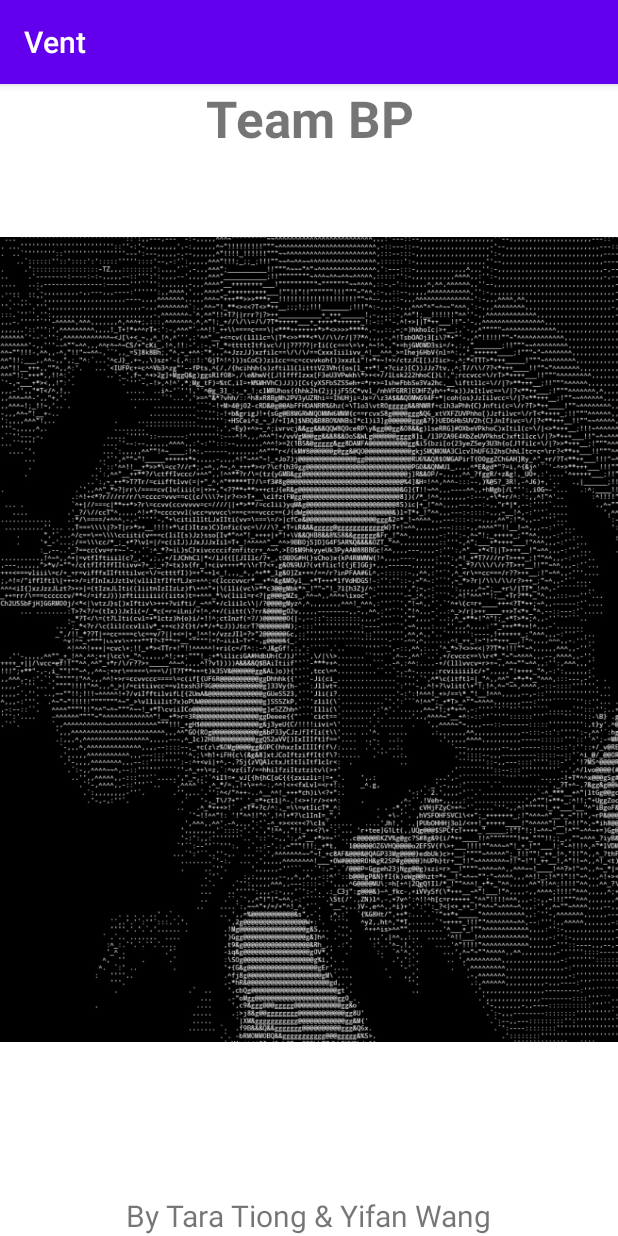
After one commit to Gymhgy/Vent, an Android app: the InfoActivity screen opened directly, with no data from a screen before it, on a phone screen of 412 x 824 dp. The commit adds this screen. Run offline under Robolectric (Android 15) with nearby library versions, the phone set to English and light mode, and no system bars.

Commit message:
team update

```diff
--- /dev/null
+++ b/app/src/main/java/com/example/vent/InfoActivity.java
@@ -0,0 +1,14 @@
+package com.example.vent;
+
+import androidx.appcompat.app.AppCompatActivity;
+
+import android.os.Bundle;
+
+public class InfoActivity extends AppCompatActivity {
+
+    @Override
+    protected void onCreate(Bundle savedInstanceState) {
+        super.onCreate(savedInstanceState);
+        setContentView(R.layout.activity_info);
+    }
+}
--- /dev/null
+++ b/app/src/main/res/layout/activity_info.xml
@@ -0,0 +1,42 @@
+<?xml version="1.0" encoding="utf-8"?>
+<androidx.constraintlayout.widget.ConstraintLayout xmlns:android="http://schemas.android.com/apk/res/android"
+    xmlns:app="http://schemas.android.com/apk/res-auto"
+    xmlns:tools="http://schemas.android.com/tools"
+    android:layout_width="match_parent"
+    android:layout_height="match_parent"
+    tools:context=".InfoActivity">
+
+    <TextView
+        android:id="@+id/textView2"
+        android:layout_width="0dp"
+        android:layout_height="wrap_content"
+        android:text="Team BP"
+        android:textAlignment="center"
+        android:textSize="34sp"
+        android:textStyle="bold"
+        app:layout_constraintEnd_toEndOf="parent"
+        app:layout_constraintHorizontal_bias="0.0"
+        app:layout_constraintStart_toStartOf="parent"
+        app:layout_constraintTop_toTopOf="@+id/imageView3" />
+
+    <ImageView
+        android:id="@+id/imageView3"
+        android:layout_width="0dp"
+        android:layout_height="0dp"
+        app:layout_constraintBottom_toTopOf="@+id/textView3"
+        app:layout_constraintEnd_toEndOf="parent"
+        app:layout_constraintStart_toStartOf="parent"
+        app:layout_constraintTop_toTopOf="parent"
+        app:srcCompat="@drawable/team" />
+
+    <TextView
+        android:id="@+id/textView3"
+        android:layout_width="wrap_content"
+        android:layout_height="wrap_content"
+        android:text="By Tara Tiong &amp; Yifan Wang"
+        android:textSize="20sp"
+        app:layout_constraintBottom_toBottomOf="parent"
+        app:layout_constraintEnd_toEndOf="parent"
+        app:layout_constraintStart_toStartOf="parent" />
+
+</androidx.constraintlayout.widget.ConstraintLayout>
--- /dev/null
+++ b/app/src/main/res/values/ids.xml
@@ -0,0 +1,4 @@
+<?xml version="1.0" encoding="utf-8"?>
+<resources>
+    <item name="infoButton" type="id" />
+</resources>
```
Also changed, not shown: app/src/main/AndroidManifest.xml (+7 -4 lines), app/src/main/java/com/example/vent/MainActivity.java (+10 -6 lines), app/src/main/res/drawable-anydpi/ic_action_name.xml (added, +11 -0 lines), app/src/main/res/layout/activity_main.xml (+12 -4 lines), app/src/main/res/drawable-hdpi/ic_action_name.png (added), app/src/main/res/drawable-mdpi/ic_action_name.png (added), app/src/main/res/drawable-xhdpi/ic_action_name.png (added), app/src/main/res/drawable-xxhdpi/ic_action_name.png (added), app/src/main/res/drawable/team.jpg (added), app/src/main/team-playstore.png (added).
